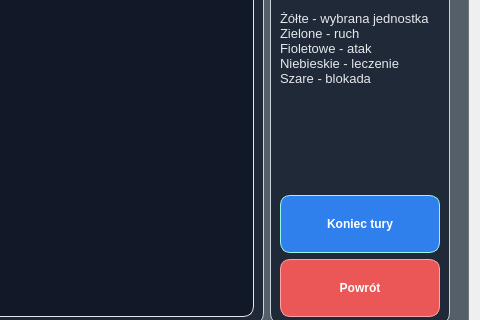
Above: pages/battlepage.ui from JuliaGrze/CPP_ProjektStudia_WarGame before the change; both pictures show x 504 to 984 and y 105 to 425 of the 984 by 588 pixel window. Below: the same form after it.
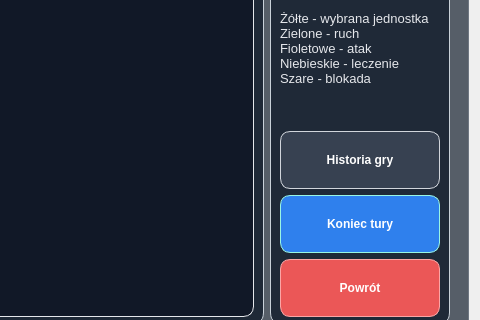
That is the form after the change.

```diff
--- a/pages/battlepage.ui
+++ b/pages/battlepage.ui
@@ -343,6 +343,13 @@
               </property>
              </spacer>
             </item>
+            <item>
+             <widget class="QPushButton" name="btnShowBattleLog">
+              <property name="text">
+               <string>Historia gry</string>
+              </property>
+             </widget>
+            </item>
             <item>
              <widget class="QPushButton" name="btnEndTurn">
               <property name="text">
```
